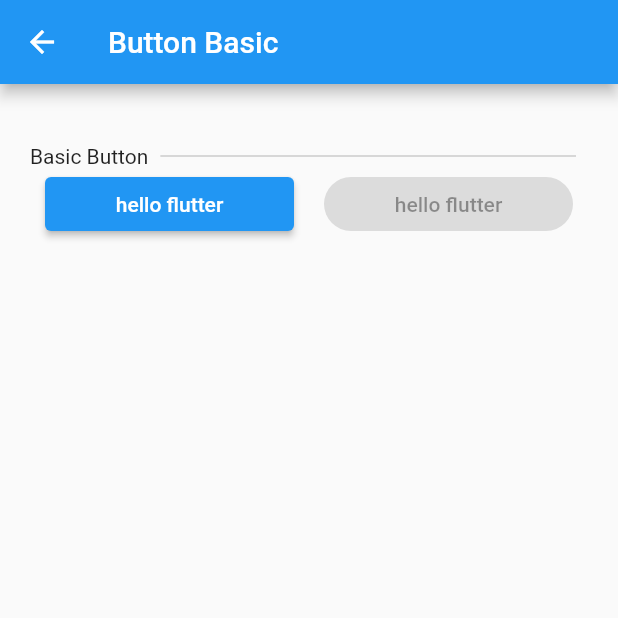
After one commit to shindonghwi/flutter_material_sample_app, a Flutter app: the ButtonBasic screen opened directly, on a phone screen of 412 x 824 dp, the top half of it. The commit adds this screen. Run offline on Flutter 3.47's test engine with Material 2 defaults, Android fonts, the phone set to English and light mode, and no system bars.

Commit message:
feat: add basic button

```diff
--- /dev/null
+++ b/lib/feature/presentation/page/button/basic/button_basic.dart
@@ -0,0 +1,98 @@
+import 'package:flutter/material.dart';
+
+class ButtonBasic extends StatefulWidget {
+  final String title;
+
+  // final Color title;
+  const ButtonBasic(this.title, {Key? key}) : super(key: key);
+
+  @override
+  State<StatefulWidget> createState() => _ButtonBasicState();
+}
+
+class _ButtonBasicState extends State<ButtonBasic> {
+  @override
+  Widget build(BuildContext context) {
+    return Scaffold(
+      appBar: AppBar(
+        title: const Text('Button Basic'),
+      ),
+      body: Padding(
+          padding: const EdgeInsets.fromLTRB(20, 40, 20, 0),
+          child: Container(
+            child: Column(
+              children: [
+                const ButtonTitleWidget(title: "Basic Button"),
+                Row(
+                  mainAxisAlignment: MainAxisAlignment.spaceAround,
+                  children: [
+                    Expanded(
+                      flex: 1,
+                      child: Padding(
+                        padding: const EdgeInsets.symmetric(horizontal: 10),
+                        child: ElevatedButton(
+                            onPressed: () {},
+                            child: Text(
+                              widget.title,
+                              textAlign: TextAlign.center,
+                            )),
+                      ),
+                    ),
+                    Expanded(
+                      flex: 1,
+                      child: Padding(
+                        padding: const EdgeInsets.symmetric(horizontal: 10),
+                        child: ElevatedButton(
+                          onPressed: null,
+                          style: ElevatedButton.styleFrom(
+                              shape: RoundedRectangleBorder(borderRadius: BorderRadius.circular(30.0))),
+                          child: Text(
+                            widget.title,
+                            textAlign: TextAlign.center,
+                          ),
+                        ),
+                      ),
+                    ),
+                    // ElevatedButton(onPressed: null, child: Text(widget.title)),
+                  ],
+                ),
+              ],
+            ),
+          )),
+    );
+  }
+}
+
+class ButtonTitleWidget extends StatelessWidget {
+  final String title;
+
+  const ButtonTitleWidget({super.key, this.title = ""});
+
+  @override
+  Widget build(BuildContext context) {
+    return Row(
+      children: [
+        Text(title),
+        const Expanded(
+            child: Padding(
+          padding: EdgeInsets.symmetric(horizontal: 8),
+          child: Divider(thickness: 0.5, height: 1, color: Colors.grey),
+        ))
+      ],
+    );
+  }
+}
+
+class Square extends StatelessWidget {
+  @override
+  Widget build(BuildContext context) {
+    return Container(
+      width: 100,
+      height: 100,
+      decoration: BoxDecoration(
+        color: Colors.yellow,
+        border: Border.all(),
+      ),
+    );
+  }
+}
--- a/lib/feature/presentation/page/home/home_page.dart
+++ b/lib/feature/presentation/page/home/home_page.dart
@@ -1,5 +1,6 @@
 import 'package:flutter/material.dart';
 import 'package:flutter_material_sample_app/feature/presentation/page/bottom_navigation/basic/bottom_navigation_basic.dart';
+import 'package:flutter_material_sample_app/feature/presentation/page/button/basic/button_basic.dart';
 
 import 'model/menu_list.dart';
 
@@ -39,6 +40,12 @@ class _HomePageState extends State<HomePage> {
                 context, MaterialPageRoute(builder: (BuildContext context) => const BottomNavigationBasic()));
         }
         break;
+      case 3:
+        switch (subIndex) {
+          case 0:
+            Navigator.push(
+                context, MaterialPageRoute(builder: (BuildContext context) => const ButtonBasic("hello flutter")));
+        }
     }
   }
 
--- a/lib/main.dart
+++ b/lib/main.dart
@@ -14,6 +14,11 @@ class MyApp extends StatelessWidget {
       theme: ThemeData(
         primarySwatch: Colors.blue,
       ),
+      darkTheme: ThemeData(
+        primarySwatch: Colors.deepOrange,
+      ),
+      themeMode: ThemeMode.system,
+      debugShowCheckedModeBanner: true,
       home: const HomePage()
     );
   }
```
